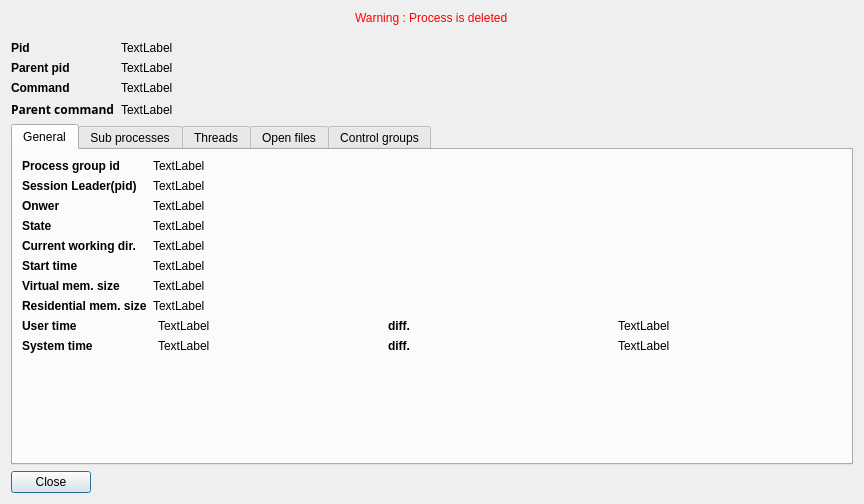
iddekingej/procgui, file src/ui/procinfodialog.ui: the form before one commit.
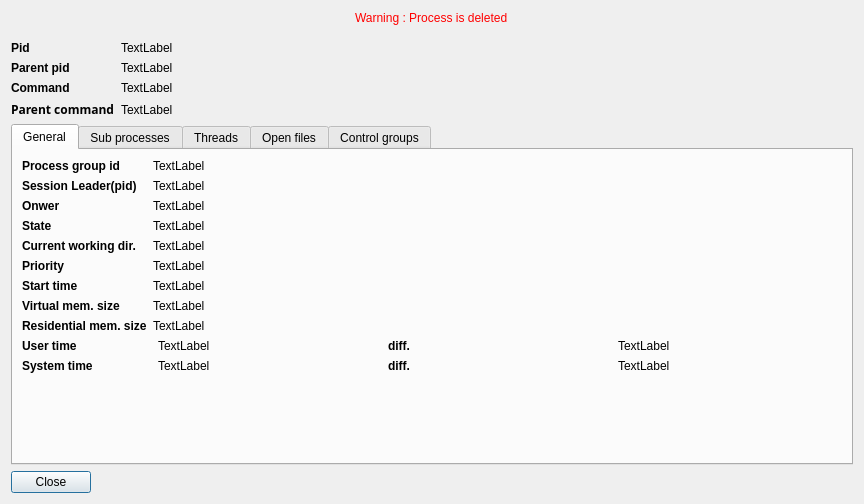
The form after the commit.

Patch:
```diff
--- a/src/ui/procinfodialog.ui
+++ b/src/ui/procinfodialog.ui
@@ -224,7 +224,7 @@
            </property>
           </widget>
          </item>
-         <item row="5" column="0">
+         <item row="6" column="0">
           <widget class="QLabel" name="label_8">
            <property name="font">
             <font>
@@ -237,14 +237,14 @@
            </property>
           </widget>
          </item>
-         <item row="5" column="1">
+         <item row="6" column="1">
           <widget class="QLabel" name="startTime_label">
            <property name="text">
             <string>TextLabel</string>
            </property>
           </widget>
          </item>
-         <item row="6" column="0">
+         <item row="7" column="0">
           <widget class="QLabel" name="label_11">
            <property name="font">
             <font>
@@ -257,14 +257,14 @@
            </property>
           </widget>
          </item>
-         <item row="6" column="1">
+         <item row="7" column="1">
           <widget class="QLabel" name="vsize_label">
            <property name="text">
             <string>TextLabel</string>
            </property>
           </widget>
          </item>
-         <item row="7" column="0">
+         <item row="8" column="0">
           <widget class="QLabel" name="label_12">
            <property name="font">
             <font>
@@ -277,14 +277,14 @@
            </property>
           </widget>
          </item>
-         <item row="7" column="1">
+         <item row="8" column="1">
           <widget class="QLabel" name="rss_label">
            <property name="text">
             <string>TextLabel</string>
            </property>
           </widget>
          </item>
-         <item row="8" column="0">
+         <item row="9" column="0">
           <widget class="QLabel" name="label_14">
            <property name="font">
             <font>
@@ -297,7 +297,7 @@
            </property>
           </widget>
          </item>
-         <item row="8" column="1">
+         <item row="9" column="1">
           <layout class="QHBoxLayout" name="horizontalLayout">
            <property name="leftMargin">
             <number>5</number>
@@ -331,7 +331,7 @@
            </item>
           </layout>
          </item>
-         <item row="9" column="0">
+         <item row="10" column="0">
           <widget class="QLabel" name="label_13">
            <property name="font">
             <font>
@@ -344,7 +344,7 @@
            </property>
           </widget>
          </item>
-         <item row="9" column="1">
+         <item row="10" column="1">
           <layout class="QHBoxLayout" name="horizontalLayout_2">
            <property name="leftMargin">
             <number>5</number>
@@ -378,6 +378,26 @@
            </item>
           </layout>
          </item>
+         <item row="5" column="0">
+          <widget class="QLabel" name="label_17">
+           <property name="font">
+            <font>
+             <weight>75</weight>
+             <bold>true</bold>
+            </font>
+           </property>
+           <property name="text">
+            <string>Priority</string>
+           </property>
+          </widget>
+         </item>
+         <item row="5" column="1">
+          <widget class="QLabel" name="priority_label">
+           <property name="text">
+            <string>TextLabel</string>
+           </property>
+          </widget>
+         </item>
         </layout>
        </item>
       </layout>
```
